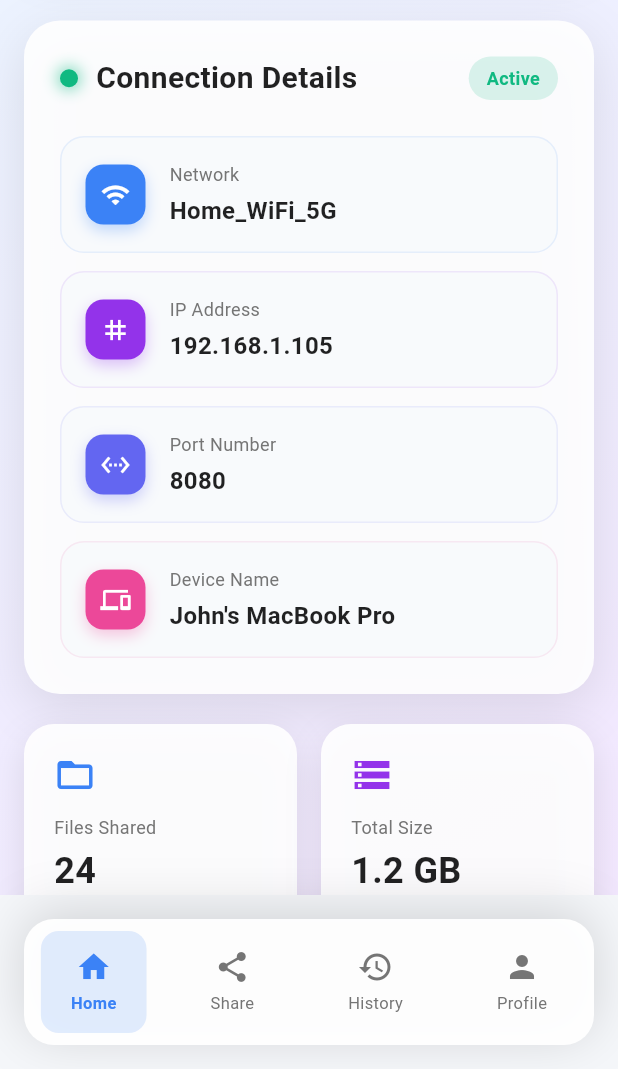
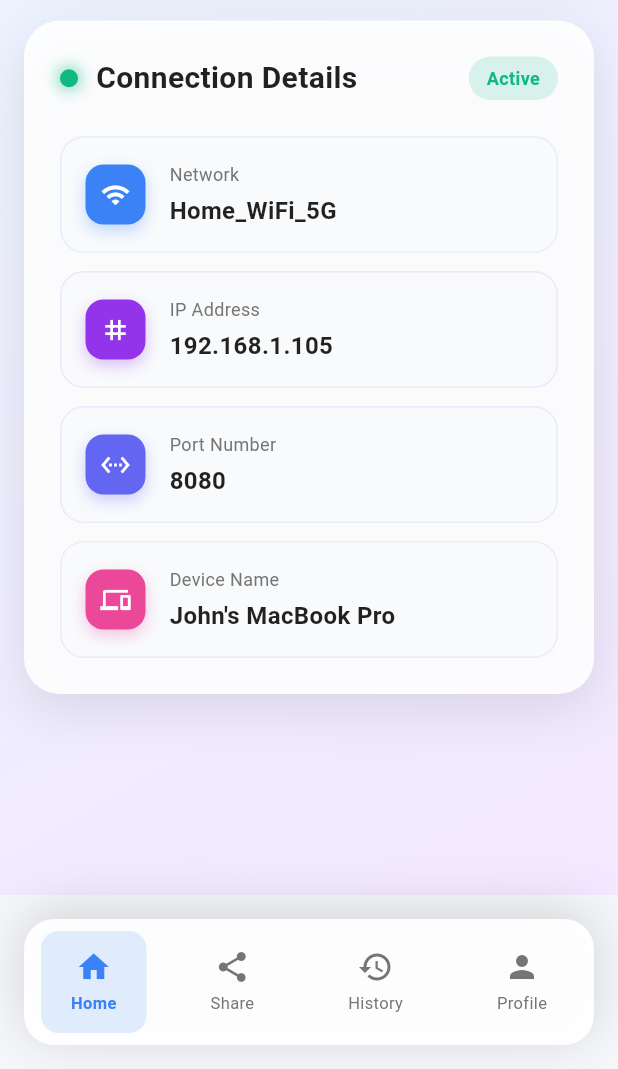
Before and after one commit to ShreekrishnaHegde/TransCrypt, a Flutter app: the MainScreen screen opened directly, on a phone screen of 412 x 824 dp, the part 167-1236 px from its top. Run offline on Flutter 3.47's test engine with Material 3 defaults, Android fonts, the phone set to English and light mode, and no system bars; our stand-ins replace flutter_dotenv, flutter_secure_storage, supabase_flutter; missing offline and left inert: cryptography, network_info_plus; accounts and stored records are empty.

```diff
--- a/lib/screens/home_screen.dart
+++ b/lib/screens/home_screen.dart
@@ -366,27 +366,8 @@ class _MainScreenState extends State<MainScreen> with TickerProviderStateMixin {
           const SizedBox(height: 20),
 
           // Quick Stats with animation
-          Row(
-            children: [
-              Expanded(
-                child: _buildStatCard(
-                  'Files Shared',
-                  '24',
-                  Icons.folder_open,
-                  const Color(0xFF3B82F6),
-                ),
-              ),
-              const SizedBox(width: 16),
-              Expanded(
-                child: _buildStatCard(
-                  'Total Size',
-                  '1.2 GB',
-                  Icons.storage,
-                  const Color(0xFF9333EA),
-                ),
-              ),
-            ],
-          ),
+
+
         ],
       ),
     );
```
